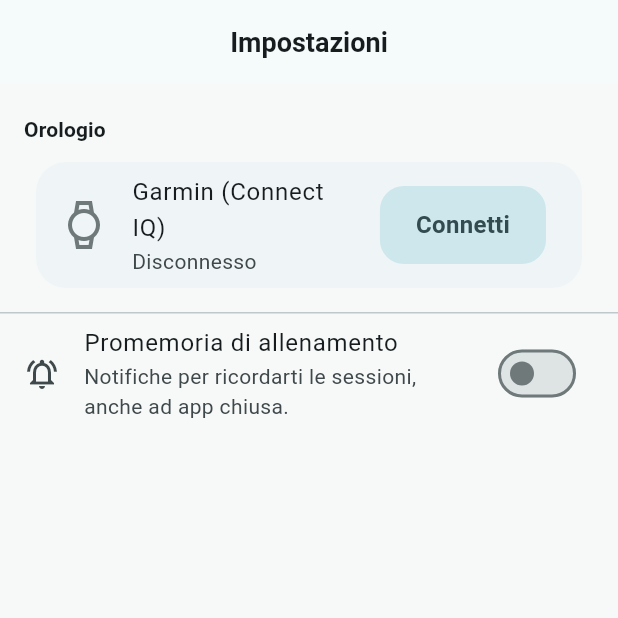
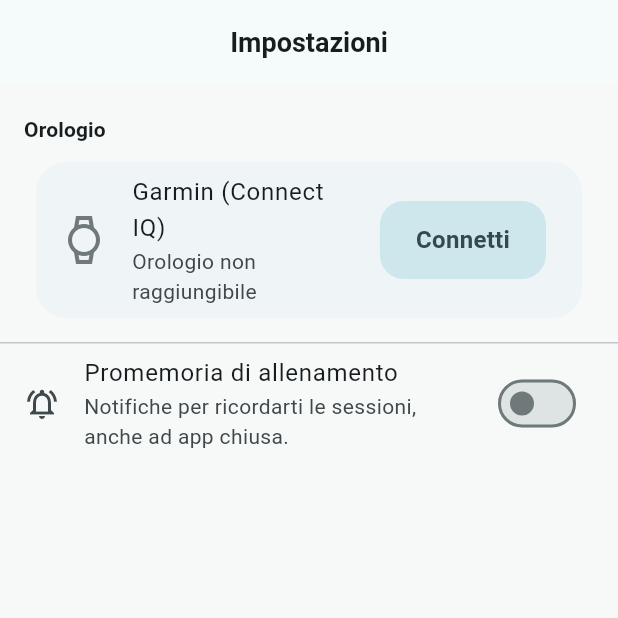
Before and after one commit to predamatteo/hrv_trainer, a Flutter app: the SettingsScreen screen opened by its route, on a phone screen of 412 x 824 dp, the top half of it. Run offline on Flutter 3.47's test engine with Material 3 defaults, Android fonts, the phone set to English and light mode, and no system bars; our stand-ins replace file_picker, fl_chart, flutter_blue_plus, flutter_local_notifications, flutter_riverpod, flutter_timezone and 8 more; accounts and stored records are empty.

Commit message:
Extend watch-readiness gate to assessment, check-in and settings
Apply the connectivity-gate pattern (already in place for training) to the
remaining measurement surfaces, so no measurement starts or records empty
data when the watch is unreachable.

- Assessment: new AssessmentPhase.waiting. start() no longer jumps straight
  into the scan; it waits for the first real beat before stepping through the
  breathing rates. A first-sample timeout (kWatchFirstSampleTimeout) aborts
  with abortedNoData instead of saving an empty assessment, and a stale-data
  watchdog (kWatchStaleDataTimeout) raises connectionLost mid-scan. The pacer
  orb now starts on the first beat (via ref.listen), not on the "Avvia" tap,
  so the user doesn't breathe against nothing while waiting for the wrist.
  The screen gates on ensureWatchReady(), shows a WatchWaitingView, a
  non-blocking WatchConnectionLostBanner, and a snackbar on abort.
- Morning check-in: same ensureWatchReady gate, waiting view, lost-connection
  banner and abort snackbar.
- Settings device card: rebuilt on watchReadinessProvider so it tells
  "Bluetooth off" apart from "watch unreachable" and offers the right action
  (Attiva BT vs Riconnetti/Cerca orologio) instead of a single Connetti
  button that used to kick off a phantom session.

Co-Authored-By: Claude Opus 4.8 (1M context) <noreply@anthropic.com>

```diff
--- a/hrv_trainer/lib/features/settings/settings_screen.dart
+++ b/hrv_trainer/lib/features/settings/settings_screen.dart
@@ -2,8 +2,9 @@ import 'package:flutter/material.dart';
 import 'package:flutter_riverpod/flutter_riverpod.dart';
 import 'package:permission_handler/permission_handler.dart';
 
-import '../../shared/connect_iq/heart_rate_source.dart';
+import '../../shared/connect_iq/bluetooth_state.dart';
 import '../../shared/connect_iq/hr_source_provider.dart';
+import '../../shared/connect_iq/watch_readiness.dart';
 import '../../shared/notifications/reminder_settings.dart';
 
 class SettingsScreen extends ConsumerWidget {
@@ -13,8 +14,6 @@ class SettingsScreen extends ConsumerWidget {
   Widget build(BuildContext context, WidgetRef ref) {
     final settings = ref.watch(reminderControllerProvider);
     final controller = ref.read(reminderControllerProvider.notifier);
-    final hrSrc = ref.watch(heartRateSourceProvider);
-    final stateAsync = ref.watch(hrSourceStateProvider);
     final theme = Theme.of(context);
 
     return Scaffold(
@@ -23,9 +22,9 @@ class SettingsScreen extends ConsumerWidget {
         padding: const EdgeInsets.symmetric(vertical: 8),
         children: [
           _SectionLabel('Orologio', style: theme.textTheme.titleSmall),
-          Padding(
-            padding: const EdgeInsets.fromLTRB(16, 0, 16, 8),
-            child: _DeviceCard(source: hrSrc, state: stateAsync.value),
+          const Padding(
+            padding: EdgeInsets.fromLTRB(16, 0, 16, 8),
+            child: _DeviceCard(),
           ),
           const Divider(height: 1),
           SwitchListTile(
@@ -106,9 +105,10 @@ class SettingsScreen extends ConsumerWidget {
                   ActionChip(
                     avatar: const Icon(Icons.repeat, size: 18),
                     label: const Text('Mattina + sera'),
-                    onPressed: () => controller.applyPreset(
-                      const [ReminderPresets.morning, ReminderPresets.evening],
-                    ),
+                    onPressed: () => controller.applyPreset(const [
+                      ReminderPresets.morning,
+                      ReminderPresets.evening,
+                    ]),
                   ),
                 ],
               ),
@@ -192,64 +192,58 @@ class SettingsScreen extends ConsumerWidget {
       TimeOfDay(hour: t.hour, minute: t.minute).format(context);
 }
 
-class _DeviceCard extends StatelessWidget {
-  final HeartRateSource source;
-  final HrSourceState? state;
-
-  const _DeviceCard({required this.source, required this.state});
+class _DeviceCard extends ConsumerWidget {
+  const _DeviceCard();
 
   @override
-  Widget build(BuildContext context) {
+  Widget build(BuildContext context, WidgetRef ref) {
     final theme = Theme.of(context);
-    final st = state ?? HrSourceState.disconnected;
-    final connected = st == HrSourceState.connected;
-    final connecting = st == HrSourceState.connecting;
-    final color = switch (st) {
-      HrSourceState.connected => theme.colorScheme.primary,
-      HrSourceState.error => theme.colorScheme.error,
+    final source = ref.watch(heartRateSourceProvider);
+    // Prontezza combinata BT-telefono + link Garmin: distingue "Bluetooth
+    // spento" da "orologio non raggiungibile" e offre l'azione giusta.
+    final readiness = ref.watch(watchReadinessProvider);
+
+    final color = switch (readiness) {
+      WatchReadiness.ready => theme.colorScheme.primary,
+      WatchReadiness.error ||
+      WatchReadiness.bluetoothOff => theme.colorScheme.error,
       _ => theme.colorScheme.outline,
     };
-    final label = switch (st) {
-      HrSourceState.connected => 'Connesso',
-      HrSourceState.connecting => 'Connessione…',
-      HrSourceState.error => 'Errore di connessione',
-      HrSourceState.noDevice => 'Nessun orologio trovato',
-      HrSourceState.disconnected => 'Disconnesso',
-    };
-    // Il bottone gestisce SOLO il link BT (connessione/riconnessione), NON
-    // l'avvio di una sessione. Prima "Connetti" chiamava source.start(), che
-    // faceva partire una sessione fantasma sul watch (nessuna durata → niente
-    // auto-stop = orologio che "continua ad andare"). Le sessioni si avviano
-    // ora esclusivamente dalle loro schermate (Training/Assessment/Check-in).
-    final btnLabel = switch (st) {
-      HrSourceState.noDevice => 'Cerca orologio',
-      HrSourceState.connected => 'Riconnetti',
-      _ => 'Connetti',
-    };
+
+    // Il bottone gestisce SOLO il link (Bluetooth/riconnessione), NON l'avvio
+    // di una sessione. Le sessioni si avviano esclusivamente dalle loro
+    // schermate (Training/Assessment/Check-in), ciascuna col proprio gate.
     final Widget trailing;
-    if (connecting) {
+    if (readiness == WatchReadiness.connecting) {
       trailing = const SizedBox(
         width: 20,
         height: 20,
         child: CircularProgressIndicator(strokeWidth: 2),
       );
-    } else if (connected) {
+    } else if (readiness == WatchReadiness.bluetoothOff) {
+      trailing = FilledButton.tonal(
+        onPressed: requestEnableBluetooth,
+        child: const Text('Attiva BT'),
+      );
+    } else if (readiness.isReady) {
       // Connesso: riconnessione disponibile ma defilata (caso recovery).
       trailing = TextButton(
         onPressed: () => source.reconnect(),
-        child: Text(btnLabel),
+        child: const Text('Riconnetti'),
       );
     } else {
       trailing = FilledButton.tonal(
         onPressed: () => source.reconnect(),
-        child: Text(btnLabel),
+        child: Text(
+          readiness == WatchReadiness.noDevice ? 'Cerca orologio' : 'Connetti',
+        ),
       );
     }
     return Card(
       child: ListTile(
         leading: Icon(Icons.watch_outlined, color: color, size: 32),
         title: Text(source.displayName),
-        subtitle: Text(label),
+        subtitle: Text(readiness.title),
         trailing: trailing,
       ),
     );
@@ -263,7 +257,7 @@ class _SectionLabel extends StatelessWidget {
 
   @override
   Widget build(BuildContext context) => Padding(
-        padding: const EdgeInsets.fromLTRB(16, 12, 16, 4),
-        child: Text(text, style: style),
-      );
+    padding: const EdgeInsets.fromLTRB(16, 12, 16, 4),
+    child: Text(text, style: style),
+  );
 }
```
Also changed, not shown: hrv_trainer/lib/features/assessment/assessment_screen.dart (+63 -18 lines), hrv_trainer/lib/features/assessment/state/assessment_controller.dart (+113 -18 lines), hrv_trainer/lib/features/readiness/morning_checkin_screen.dart (+101 -33 lines).
